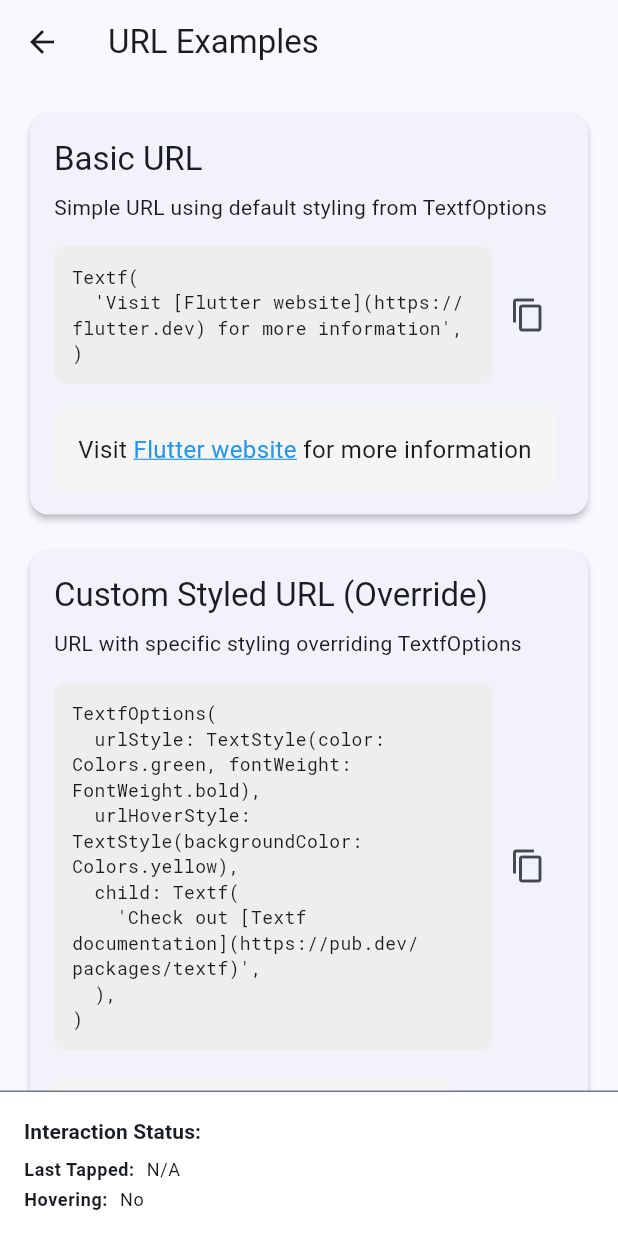
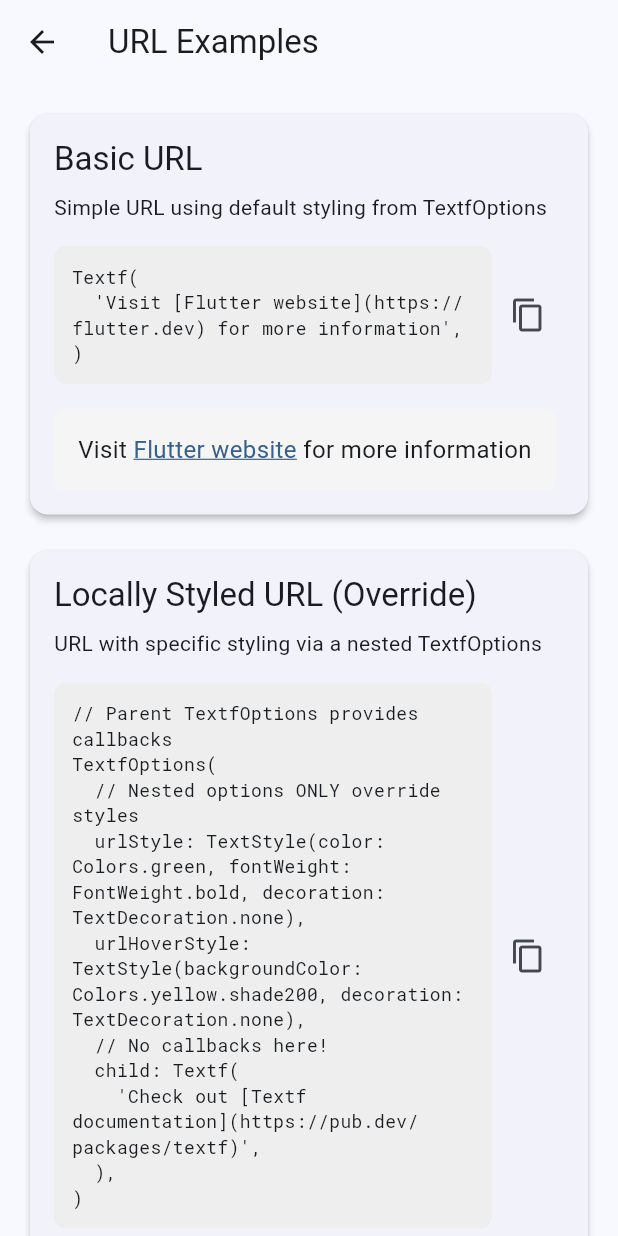
Before and after one commit to PhilippHGerber/textf, a Flutter app: the UrlExampleScreen screen opened directly, on a phone screen of 412 x 824 dp. Run offline on Flutter 3.47's test engine with Material 3 defaults, Android fonts, the phone set to English and light mode, and no system bars; missing offline and left inert: super_clipboard.

Commit message:
refactor: Improve URL interaction handling and SnackBar presentation

```diff
--- a/example/lib/screens/url_example_screen.dart
+++ b/example/lib/screens/url_example_screen.dart
@@ -1,10 +1,11 @@
 // example/lib/screens/url_example_screen.dart
+import 'dart:async';
+
 import 'package:flutter/material.dart';
-import 'package:textf/textf.dart'; // Main library
-import 'package:url_launcher/url_launcher.dart'
-    as url_launcher; // For launching URLs
+import 'package:textf/textf.dart';
+import 'package:url_launcher/url_launcher.dart' as url_launcher;
 
-import '../widgets/example_card.dart'; // Reusable card for examples
+import '../widgets/example_card.dart';
 
 class UrlExampleScreen extends StatefulWidget {
   const UrlExampleScreen({super.key});
@@ -14,155 +15,226 @@ class UrlExampleScreen extends StatefulWidget {
 }
 
 class _UrlExampleScreenState extends State<UrlExampleScreen> {
-  // State variables to track interactions
-  String _lastTappedUrl = '';
-  String _lastTappedDisplayText = ''; // Raw display text including formatting
   String _hoveredUrl = '';
-  String _hoveredDisplayText = ''; // Raw display text including formatting
   bool _isHovering = false;
+  OverlayEntry? _overlayEntry;
 
-  // --- Interaction Callbacks ---
+  @override
+  void dispose() {
+    _removeOverlay();
+    super.dispose();
+  }
 
-  void _handleUrlTap(String url, String displayText) {
-    // This function is called ONLY when a link span's recognizer is tapped.
+  void _handleUrlTap(String url, String rawDisplayText) {
+    if (!mounted) return;
+    _removeOverlay(); // Remove overlay BEFORE showing Snackbar
 
-    // Use the current context from the State object.
-    // Ensure the widget is still mounted before proceeding.
-    if (!mounted) return;
-
-    // Update the persistent status display at the bottom
-    setState(() {
-      _lastTappedUrl = url;
-      _lastTappedDisplayText = displayText;
-    });
-
-    // --- Show SnackBar ---
-    // Remove any existing snackbar first to prevent overlap if tapped quickly
     ScaffoldMessenger.of(context).removeCurrentSnackBar();
-    // Show the new snackbar
     ScaffoldMessenger.of(context).showSnackBar(
       SnackBar(
-        // Using the raw display text here as requested by TextfOptions contract
-        content: Text('Tapped link: "$displayText" ($url)'),
-        duration: const Duration(seconds: 3), // Slightly longer duration
-        behavior: SnackBarBehavior.floating, // Optional: Make it float
+        content: Row(
+          children: [
+            const Icon(Icons.link, color: Colors.white70, size: 18),
+            const SizedBox(width: 12),
+            Expanded(
+              child: Column(
+                mainAxisSize: MainAxisSize.min,
+                crossAxisAlignment: CrossAxisAlignment.start,
+                children: [
+                  Text(
+                    'Link Tapped: $rawDisplayText',
+                    style: TextStyle(
+                      fontWeight: FontWeight.bold,
+                      fontSize: 14,
+                      color: Colors.white.withOpacity(0.9),
+                    ),
+                    maxLines: 1,
+                    overflow: TextOverflow.ellipsis,
+                  ),
+                  const SizedBox(height: 2),
+                  Text(
+                    url,
+                    style: const TextStyle(fontSize: 13, color: Colors.white70),
+                    overflow: TextOverflow.ellipsis,
+                    maxLines: 1,
+                  ),
+                ],
+              ),
+            ),
+          ],
+        ),
+        backgroundColor: Colors.black87,
+        duration: const Duration(seconds: 4),
+        padding: const EdgeInsets.symmetric(horizontal: 16, vertical: 12),
+        behavior: SnackBarBehavior.floating,
+        shape: RoundedRectangleBorder(borderRadius: BorderRadius.circular(8)),
+        margin: const EdgeInsets.fromLTRB(12, 12, 12, 12),
         action: SnackBarAction(
-          label: 'LAUNCH',
-          onPressed: () => _launchUrl(url), // Launch the tapped URL
+          label: 'OPEN',
+          textColor: Colors.lightBlueAccent,
+          onPressed: () => _launchUrl(url),
         ),
       ),
     );
-    // --- End SnackBar ---
-
-    // Optional: Automatically launch URL on tap (commented out by default)
-    // _launchUrl(url);
+    // _launchUrl(url); // Optional auto-launch
   }
 
-  void _handleUrlHover(String url, String displayText, bool isHovering) {
+  void _handleUrlHover(String url, String rawDisplayText, bool isHovering) {
     if (!mounted) return;
-
-    // Update state for the persistent status display
-    if (isHovering != _isHovering || url != _hoveredUrl) {
+    // Optimization: Only update state/overlay if hover status or URL changes,
+    // or if we are definitely starting to hover over a valid URL.
+    if (isHovering != _isHovering || (isHovering && url != _hoveredUrl)) {
       setState(() {
         _hoveredUrl = isHovering ? url : '';
-        _hoveredDisplayText = isHovering ? displayText : '';
         _isHovering = isHovering;
+      });
+
+      if (isHovering && url.isNotEmpty) {
+        _showUrlOverlay(url);
+      } else {
+        _removeOverlay();
+      }
+    } else if (!isHovering && _overlayEntry != null) {
+      // Ensure overlay is removed if hover stops
+      _removeOverlay();
+    }
+  }
+
+  void _showUrlOverlay(String url) {
+    _removeOverlay();
+
+    _overlayEntry = OverlayEntry(
+      builder: (context) => Positioned(
+        bottom: 0,
+        left: 0,
+        right: 0,
+        child: IgnorePointer(
+          // Wrap with Material for context
+          child: Material(
+            type: MaterialType.transparency, // Don't draw Material background
+            child: Container(
+              padding: const EdgeInsets.symmetric(horizontal: 12, vertical: 5),
+              // Use theme colors for better adaptation
+              color: Theme.of(context)
+                  .colorScheme
+                  .surfaceContainerHighest
+                  .withOpacity(0.95),
+              child: Text(
+                url,
+                style: TextStyle(
+                  color: Theme.of(context).colorScheme.onSurfaceVariant,
+                  fontSize: 12,
+                  decoration: TextDecoration.none, // Prevent underline here
+                ),
+                maxLines: 1,
+                overflow: TextOverflow.ellipsis,
+              ),
+            ),
+          ),
+        ),
+      ),
+    );
+
+    Overlay.of(context).insert(_overlayEntry!);
+  }
+
+  void _removeOverlay() {
+    if (_overlayEntry != null) {
+      try {
+        _overlayEntry?.remove();
+      } catch (e) {
+        // Might throw if called after dispose or during tree modifications, ignore.
+        // print("Error removing overlay: $e");
+      } finally {
+        _overlayEntry = null;
+        // If we are removing the overlay, reset the hover state too
+        if (_isHovering && mounted) {
+          setState(() {
+            _isHovering = false;
+            _hoveredUrl = '';
           });
         }
       }
-
-  // --- URL Launching ---
+    }
+  }
 
   Future<void> _launchUrl(String url) async {
-    // Use the current context from the State object.
+    // ... (launch URL logic remains the same)
     if (!mounted) return;
 
     final Uri uri = Uri.parse(url);
-    final messenger = ScaffoldMessenger.of(context); // Cache messenger
+    final messenger = ScaffoldMessenger.of(context);
 
-    if (await url_launcher.canLaunchUrl(uri)) {
     try {
+      final bool canLaunch = await url_launcher.canLaunchUrl(uri);
+      if (!mounted) return; // Check mount status after async gap
+
+      if (canLaunch) {
         final bool launched = await url_launcher.launchUrl(uri);
-        if (!mounted) return; // Check again after async gap
-        if (launched) {
-          messenger.showSnackBar(
-            const SnackBar(
-              content: Text('URL Launched Successfully'),
-              backgroundColor: Colors.green,
-              behavior: SnackBarBehavior.floating,
-            ),
-          );
+        if (!mounted) return;
+
+        if (!launched) {
+          // Handle case where launchUrl returns false despite canLaunchUrl being true
+          messenger.showSnackBar(_buildUrlSnackBar('Could not open $url',
+              Icons.warning_amber, Colors.orange.shade700));
+        }
       } else {
-          // Should generally not happen if canLaunchUrl was true, but handle defensively
-          messenger.showSnackBar(
-            SnackBar(
-              content: Text('Could not launch $url (launchUrl returned false)'),
-              backgroundColor: Colors.orange,
-              behavior: SnackBarBehavior.floating,
-            ),
-          );
+        messenger.showSnackBar(_buildUrlSnackBar(
+            'Cannot open URL: $url', Icons.error_outline, Colors.red.shade700));
       }
     } catch (e) {
       if (!mounted) return;
-        messenger.showSnackBar(
-          SnackBar(
-            content: Text('Error launching $url: $e'),
-            backgroundColor: Colors.red,
-            behavior: SnackBarBehavior.floating,
-          ),
-        );
-      }
-    } else {
-      messenger.showSnackBar(
-        SnackBar(
-          content: Text('Could not launch $url (canLaunchUrl returned false)'),
-          backgroundColor: Colors.orange,
-          behavior: SnackBarBehavior.floating,
-        ),
-      );
+      messenger.showSnackBar(_buildUrlSnackBar(
+          'Error opening URL: $e', Icons.error_outline, Colors.red.shade700));
     }
   }
 
-  // --- Build Method ---
+  SnackBar _buildUrlSnackBar(
+      String message, IconData icon, Color backgroundColor) {
+    // ... (SnackBar builder remains the same)
+    return SnackBar(
+      content: Row(
+        children: [
+          Icon(icon, color: Colors.white70),
+          const SizedBox(width: 12),
+          Expanded(child: Text(message)),
+        ],
+      ),
+      backgroundColor: backgroundColor,
+      behavior: SnackBarBehavior.floating,
+      shape: RoundedRectangleBorder(borderRadius: BorderRadius.circular(8)),
+      margin: const EdgeInsets.all(12),
+      duration: const Duration(seconds: 3),
+    );
+  }
 
   @override
   Widget build(BuildContext context) {
-    // Wrap examples needing options in a single TextfOptions provider
-    return TextfOptions(
-      // Provide the callbacks that will be used by Textf widgets below
-      onUrlTap: _handleUrlTap, // Connects tap gesture to our state handler
-      onUrlHover: _handleUrlHover,
-
-      // Define default link appearance (can be overridden locally)
-      urlStyle: const TextStyle(
-        color: Colors.blue, // Standard blue link color
-        decoration: TextDecoration.underline,
-        decorationColor: Colors.blue, // Match underline color
-      ),
-      urlHoverStyle: const TextStyle(
-        color: Colors.deepPurple, // Change color on hover
-        fontWeight: FontWeight.bold, // Make it bold on hover
-        decoration: TextDecoration.underline, // Keep underline on hover
-      ),
-      urlMouseCursor: SystemMouseCursors.click, // Standard hand cursor
-
-      child: Scaffold(
-        // Provides the Scaffold needed for SnackBar
+    return Scaffold(
       appBar: AppBar(
         title: const Text('URL Examples'),
       ),
-        body: SelectionArea(
-          child: Column(
-            children: [
-              Expanded(
+      body: TextfOptions(
+        // Parent options provide callbacks
+        onUrlTap: _handleUrlTap,
+        onUrlHover: _handleUrlHover,
+        urlStyle: TextStyle(
+          color: Theme.of(context).colorScheme.primary,
+          decoration: TextDecoration.underline,
+          decorationColor: Theme.of(context).colorScheme.primary,
+        ),
+        urlHoverStyle: TextStyle(
+          color: Theme.of(context).colorScheme.secondary,
+          decoration: TextDecoration.underline,
+          decorationColor: Theme.of(context).colorScheme.secondary,
+        ),
+        urlMouseCursor: SystemMouseCursors.click,
+        child: SelectionArea(
           child: ListView(
             padding: const EdgeInsets.all(16),
             children: [
-                    // --- Example Cards ---
-                    // (Keep all the ExampleCard widgets from the previous version here)
-                    // ... (Basic URL, Custom Styled, Hover Effect, Multiple, Formatted, etc.) ...
-
-                    // Example Card: Basic URL
+              // Use standard list constructor
+              // --- Basic URL Example ---
               const ExampleCard(
                 title: 'Basic URL',
                 description:
@@ -176,24 +248,34 @@ class _UrlExampleScreenState extends State<UrlExampleScreen> {
               ),
               const SizedBox(height: 16),
 
-                    // Example Card: Custom Styled URL (Override)
+              // --- Locally Styled URL Example ---
               ExampleCard(
-                      title: 'Custom Styled URL (Override)',
+                title: 'Locally Styled URL (Override)',
                 description:
-                          'URL with specific styling overriding TextfOptions',
-                      code:
-                          'TextfOptions(\n  urlStyle: TextStyle(color: Colors.green, fontWeight: FontWeight.bold),\n  urlHoverStyle: TextStyle(backgroundColor: Colors.yellow),\n  child: Textf(\n    \'Check out [Textf documentation](https://pub.dev/packages/textf)\',\n  ),\n)',
+                    'URL with specific styling via a nested TextfOptions',
+                code: '// Parent TextfOptions provides callbacks\n'
+                    'TextfOptions(\n'
+                    '  // Nested options ONLY override styles\n'
+                    '  urlStyle: TextStyle(color: Colors.green, fontWeight: FontWeight.bold, decoration: TextDecoration.none),\n'
+                    '  urlHoverStyle: TextStyle(backgroundColor: Colors.yellow.shade200, decoration: TextDecoration.none),\n'
+                    '  // No callbacks here!\n'
+                    '  child: Textf(\n'
+                    '    \'Check out [Textf documentation](https://pub.dev/packages/textf)\',\n'
+                    '  ),\n'
+                    ')',
+                // Apply local override using a nested TextfOptions
                 child: TextfOptions(
-                        urlStyle: TextStyle(
-                          color: Colors.teal,
+                  // ONLY specify styles to override. Callbacks are inherited from parent.
+                  urlStyle: const TextStyle(
+                      color: Colors.green,
                       fontWeight: FontWeight.bold,
-                        ),
+                      decoration: TextDecoration.none),
                   urlHoverStyle: TextStyle(
-                          backgroundColor: Colors.teal.shade100,
-                          decoration: TextDecoration.none,
-                        ),
-                        // Note: onUrlTap/onUrlHover will still be inherited unless overridden here too
+                      backgroundColor: Colors.yellow.shade200,
+                      decoration: TextDecoration.none),
+                  // No onUrlTap or onUrlHover here!
                   child: const Textf(
+                    // Make Textf const if possible
                     'Check out [Textf documentation](https://pub.dev/packages/textf)',
                     style: TextStyle(fontSize: 16),
                   ),
@@ -201,11 +283,11 @@ class _UrlExampleScreenState extends State<UrlExampleScreen> {
               ),
               const SizedBox(height: 16),
 
-                    // Example Card: URL with Hover Effect
+              // --- URL with Hover Effect Example ---
               const ExampleCard(
                 title: 'URL with Hover Effect',
                 description:
-                          'Demonstrates URL hover interaction (using styles from parent TextfOptions)',
+                    'Demonstrates URL hover interaction (hover to see URL at bottom)',
                 code:
                     'Textf(\n  \'Hover over [this link](https://example.com) to see the effect\',\n)',
                 child: Textf(
@@ -215,7 +297,7 @@ class _UrlExampleScreenState extends State<UrlExampleScreen> {
               ),
               const SizedBox(height: 16),
 
-                    // Example Card: Multiple URLs
+              // --- Multiple URLs Example ---
               const ExampleCard(
                 title: 'Multiple URLs',
                 description: 'Multiple URLs in a single text block',
@@ -228,11 +310,11 @@ class _UrlExampleScreenState extends State<UrlExampleScreen> {
               ),
               const SizedBox(height: 16),
 
-                    // Example Card: Formatted URL Text
+              // --- Formatted URL Text Example ---
               const ExampleCard(
+                // THIS SHOULD NOW WORK FOR CLICK TOO
                 title: 'Formatted URL Text',
-                      description:
-                          'URL display text with other formatting applied',
+                description: 'URL display text with other formatting applied',
                 code:
                     'Textf(\n  \'Check out [**bold link**](https://example.com) and [*italic link*](https://example.org)\',\n)',
                 child: Textf(
@@ -242,8 +324,9 @@ class _UrlExampleScreenState extends State<UrlExampleScreen> {
               ),
               const SizedBox(height: 16),
 
-                    // Example Card: Nested Formatting in URL Text
+              // --- Nested Formatting Example ---
               const ExampleCard(
+                // THIS SHOULD NOW WORK FOR CLICK TOO
                 title: 'Nested Formatting in URL Text',
                 description:
                     'URL display text with nested formatting (bold > italic)',
@@ -256,7 +339,7 @@ class _UrlExampleScreenState extends State<UrlExampleScreen> {
               ),
               const SizedBox(height: 16),
 
-                    // Example Card: Email URL
+              // --- Email URL Example ---
               const ExampleCard(
                 title: 'Email URL',
                 description: 'URL with mailto: protocol',
@@ -269,120 +352,34 @@ class _UrlExampleScreenState extends State<UrlExampleScreen> {
               ),
               const SizedBox(height: 16),
 
-                    // Example Card: URL with Special Characters
+              // --- Special Characters Example ---
               const ExampleCard(
                 title: 'URL with Special Characters',
-                      description:
-                          'URL containing query parameters and fragments',
+                description: 'URL containing query parameters and fragments',
                 code:
-                          'Textf(\n  \'Search for [Flutter widgets](https://pub.dev/packages?q=flutter+widgets#results)\',\n)',
+                    'Textf(\n  \'Search for [Package Textf](https://pub.dev/packages?q=textf+markdown#results)\',\n)',
                 child: Textf(
-                        'Search for [Flutter widgets](https://pub.dev/packages?q=flutter+widgets#results)',
+                  'Search for [Package Textf](https://pub.dev/packages?q=textf+markdown#results)',
                   style: TextStyle(fontSize: 16),
                 ),
               ),
               const SizedBox(height: 16),
 
-                    // Example Card: URL Needing Normalization
+              // --- Normalization Example ---
               const ExampleCard(
                 title: 'URL Needing Normalization',
-                      description:
-                          'URL without protocol (should get http:// added)',
+                description: 'URL without protocol (should get http:// added)',
                 code: 'Textf(\n  \'Visit [Google](google.com)\',\n)',
                 child: Textf(
                   'Visit [Google](google.com)',
                   style: TextStyle(fontSize: 16),
                 ),
               ),
-                    const SizedBox(height: 24), // Spacing before status bar
-                  ],
-                ),
-              ),
-
-              // --- Interaction Status Display (Bottom Bar) ---
-              _buildInteractionStatus(),
+              const SizedBox(height: 24),
             ],
           ),
         ),
       ),
     );
   }
-
-  // --- Helper Widget for Status Display ---
-
-  Widget _buildInteractionStatus() {
-    final theme = Theme.of(context);
-    return Container(
-      padding: const EdgeInsets.all(16.0),
-      decoration: BoxDecoration(
-        color: theme.colorScheme.surfaceContainerLowest, // Use semantic color
-        border: Border(
-          top: BorderSide(color: theme.dividerColor),
-        ),
-      ),
-      child: Column(
-        crossAxisAlignment: CrossAxisAlignment.start,
-        mainAxisSize: MainAxisSize.min, // Take only needed vertical space
-        children: [
-          Text(
-            'Interaction Status:',
-            style: theme.textTheme.titleSmall?.copyWith(
-              fontWeight: FontWeight.bold,
-            ),
-          ),
-          const SizedBox(height: 8),
-          _buildStatusRow(
-            'Last Tapped:',
-            _lastTappedUrl.isEmpty
-                ? 'N/A'
-                : '"$_lastTappedDisplayText" ($_lastTappedUrl)',
-          ),
-          const SizedBox(height: 4),
-          _buildStatusRow(
-            'Hovering:',
-            _isHovering ? '"$_hoveredDisplayText" ($_hoveredUrl)' : 'No',
-          ),
-          if (_lastTappedUrl.isNotEmpty) ...[
-            const SizedBox(height: 8),
-            Center(
-              child: ElevatedButton.icon(
-                style: ElevatedButton.styleFrom(
-                    visualDensity: VisualDensity.compact,
-                    padding: const EdgeInsets.symmetric(
-                        horizontal: 12, vertical: 8)),
-                onPressed: () => _launchUrl(_lastTappedUrl),
-                icon: const Icon(Icons.open_in_new, size: 16),
-                label: const Text('Launch Last Tapped URL',
-                    style: TextStyle(fontSize: 12)),
-              ),
-            )
-          ],
-        ],
-      ),
-    );
 }
-
-  Widget _buildStatusRow(String label, String value) {
-    final theme = Theme.of(context);
-    return Row(
-      crossAxisAlignment: CrossAxisAlignment.start,
-      children: [
-        Text(
-          label,
-          style:
-              theme.textTheme.bodySmall?.copyWith(fontWeight: FontWeight.bold),
-        ),
-        const SizedBox(width: 8),
-        Expanded(
-          child: Text(
-            value,
-            style: theme.textTheme.bodySmall,
-            overflow: TextOverflow
-                .ellipsis, // Prevent long URLs/text from overflowing
-            maxLines: 2, // Allow up to 2 lines for display text + URL
-          ),
-        ),
-      ],
-    );
-  }
-}
```
Lines whose indentation alone changed are shown as unchanged.
